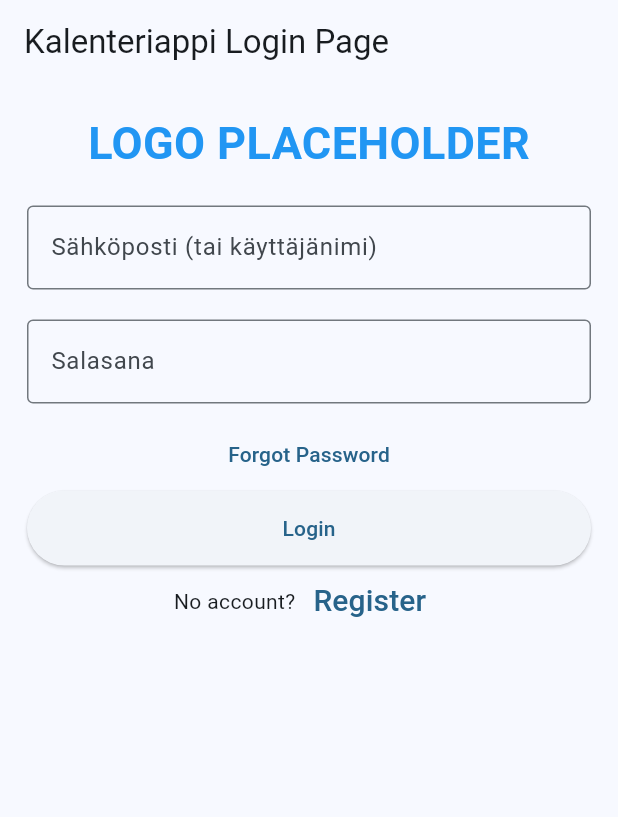
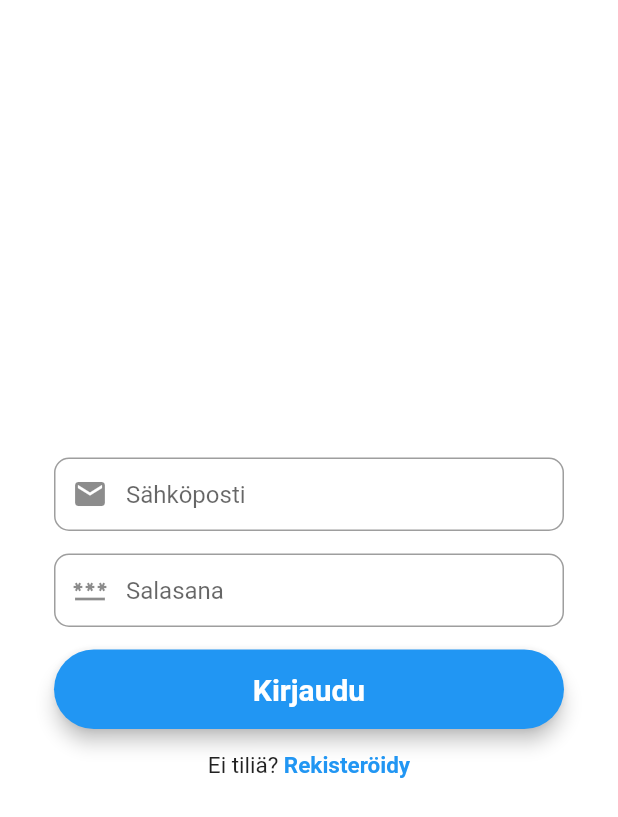
Before and after one commit to Jrvi/kalenteri, a Flutter app: the screen it shows after launch, after a tap on "testi", on a phone screen of 412 x 824 dp. Shown: the top 817 px of the screen. Run offline on Flutter 3.47's test engine with Material 2 defaults, Android fonts, the phone set to English and light mode, and no system bars; our stand-ins replace firebase_auth, firebase_core; accounts and stored records are empty; network calls fail.

Commit message:
Uusi login page ja backend. Rekisteröinti WIP.

```diff
--- a/app/lib/main.dart
+++ b/app/lib/main.dart
@@ -1,7 +1,6 @@
 import 'package:app/pages/main_page.dart';
 import 'package:app/utils/router.dart';
 import 'package:firebase_core/firebase_core.dart';
-import 'package:app/pages/login.dart';
 import 'package:app/pages/profile.dart';
 import 'package:flutter/material.dart';
 import 'package:intl/date_symbol_data_local.dart';
@@ -10,10 +9,12 @@ import 'firebase_options.dart';
 /// Kalenteri apin main tiedosto
 /// Käsittelee apin käynnistyksen ja navigoinnin
 Future<void> main() async {
-  runApp(const MyApp());
+  WidgetsFlutterBinding.ensureInitialized();
   await Firebase.initializeApp(
+    name: 'Kalenteri_testi',
     options: DefaultFirebaseOptions.currentPlatform,
   );
+  runApp(const MyApp());
 }
 
 /// Apin pääluokka
--- a/app/lib/pages/login.dart
+++ b/app/lib/pages/login.dart
@@ -1,115 +1,211 @@
+import 'package:firebase_auth/firebase_auth.dart';
 import 'package:flutter/material.dart';
-import 'package:app/utils/router.dart';
 
-void main() {
-  runApp(const LoginPage());
+class LoginScreen extends StatefulWidget {
+  const LoginScreen({super.key});
+
+  @override
+  State<LoginScreen> createState() => _LoginScreenState();
 }
 
-class LoginPage extends StatelessWidget {
-  const LoginPage({super.key});
+class _LoginScreenState extends State<LoginScreen> {
+  final _formKey = GlobalKey<FormState>();
 
-  static const String _title = 'Login Page =)';
+  // Kontrollerit
+  final TextEditingController sahkoPostiController = TextEditingController();
+  final TextEditingController salasanaController = TextEditingController();
 
-  // This widget is the root of your application.
-  @override
-  Widget build(BuildContext context) {
-    return MaterialApp(
-        title: 'Flutter Demo',
-        onGenerateRoute: RouteGenerator.generateRoute,
-        theme: ThemeData(
-          useMaterial3: true,
-          colorScheme: ColorScheme.fromSeed(seedColor: Colors.lightBlue),
-        ),
-        home: Scaffold(
-          appBar: AppBar(title: const Text('Kalenteriappi Login Page')),
-          body: const MyStatefulWidget(
-            title: _title,
-          ),
-        ));
-  }
-}
+  // Firebase
+  final _auth = FirebaseAuth.instance;
 
-class MyStatefulWidget extends StatefulWidget {
-  const MyStatefulWidget({super.key, required this.title});
-
-  final String title;
-
-  @override
-  State<MyStatefulWidget> createState() => _MyStatefulWidget();
-}
-
-class _MyStatefulWidget extends State<MyStatefulWidget> {
-  TextEditingController postiController = TextEditingController();
-  TextEditingController salasanaController = TextEditingController();
+  // Error viesti
+  String? errorMessage;
 
   @override
   Widget build(BuildContext context) {
-    return Padding(
-        padding: const EdgeInsets.all(8.0),
-        child: ListView(
-          children: <Widget>[
-            Container(
-                alignment: Alignment.center,
-                padding: const EdgeInsets.all(10),
-                child: const Text(
-                  'LOGO PLACEHOLDER',
-                  style: TextStyle(
-                      color:
-                          Colors.blue, // Teema vois olla kätevä saada toimimaan
-                      // color: Theme.of(context).colorScheme.primaryContainer,
-                      fontWeight: FontWeight.bold,
-                      fontSize: 30),
-                )),
-            Container(
-              padding: const EdgeInsets.all(10),
-              child: TextField(
-                controller: postiController,
-                decoration: const InputDecoration(
-                  border: OutlineInputBorder(),
-                  labelText: 'Sähköposti (tai käyttäjänimi)',
+    // Sähköpostikenttä
+    final sahkoPostiKentta = TextFormField(
+      autofocus: false,
+      controller: sahkoPostiController,
+      keyboardType: TextInputType.emailAddress,
+      validator: (value) {
+        if (value!.isEmpty) {
+          return ('Anna sähköpostiosoite');
+        }
+
+        // Tarkastetaan sähköpostiosoite. Saa muuttaa, jos tietään paremman tavan :D
+        // Tässä versiossa tarkastetaan osoite outojen merkkien varalta
+        if (!RegExp('^[a-zA-Z0-9+_.-]+@[a-zA-Z0-9.-]+.[a-z]').hasMatch(value)) {
+          return ('Anna oikeanlainen sähköpostiosoite');
+        }
+        return null;
+      },
+      onSaved: (value) {
+        sahkoPostiController.text = value!;
+      },
+      // Mitä tapahtuu kun painaa näppäimistön oikeasta alakulmasta (se OK/Next/Enter -näppäin)
+      textInputAction: TextInputAction.next,
+
+      // Muotoilua
+      decoration: InputDecoration(
+          prefixIcon: Icon(Icons.email),
+          contentPadding: EdgeInsets.fromLTRB(20, 15, 20, 15),
+          hintText: 'Sähköposti',
+          border: OutlineInputBorder(
+            borderRadius: BorderRadius.circular(10),
+          )),
+    );
+
+    // Salasanakenttä
+    final salasanaKentta = TextFormField(
+      autofocus: false,
+      controller: salasanaController,
+      obscureText: true, // Piilotetaan salasana
+      validator: (value) {
+        RegExp regex = new RegExp(r'^.{8,}$');
+        if (value!.isEmpty) {
+          return ('Anna salasana');
+        }
+        if (!regex.hasMatch((value))) {
+          return ('Salsanassa oltava vähintään 8 merkkiä');
+        }
+      },
+      onSaved: (value) {
+        salasanaController.text = value!;
+      },
+      // Mitä tapahtuu kun painaa näppäimistön oikeasta alakulmasta (se OK/Next/Enter -näppäin)
+      textInputAction: TextInputAction.done,
+
+      // Muotoilua
+      decoration: InputDecoration(
+          prefixIcon: Icon(Icons.password),
+          contentPadding: EdgeInsets.fromLTRB(20, 15, 20, 15),
+          hintText: 'Salasana',
+          border: OutlineInputBorder(
+            borderRadius: BorderRadius.circular(10),
+          )),
+    );
+
+    // Login -nappi
+    final loginButton = Material(
+      elevation: 5,
+      borderRadius: BorderRadius.circular(30),
+      color: Colors.blue,
+      child: MaterialButton(
+        padding: EdgeInsets.fromLTRB(20, 15, 20, 15),
+        minWidth: MediaQuery.of(context).size.width,
+        onPressed: () {
+          // Navigator.of(context).pushNamed('/main', arguments: 'main');
+          signIn(sahkoPostiController.text, salasanaController.text);
+        },
+        child: Text(
+          'Kirjaudu',
+          textAlign: TextAlign.center,
+          style: TextStyle(
+              fontSize: 20, color: Colors.white, fontWeight: FontWeight.bold),
+        ),
+      ),
+    );
+
+    // Rekisteröidy -teksti
+    final rekisterointi = Row(
+      mainAxisAlignment: MainAxisAlignment.center,
+      children: <Widget>[
+        Text(
+          'Ei tiliä? ',
+          style: TextStyle(fontSize: 15),
+        ),
+        GestureDetector(
+          onTap: () {
+            Navigator.of(context)
+                .pushNamed('/rekisterointi', arguments: 'rekisterointi');
+          },
+          child: Text(
+            'Rekisteröidy',
+            style: TextStyle(
+                fontWeight: FontWeight.bold, fontSize: 15, color: Colors.blue),
+          ),
+        )
+      ],
+    );
+
+    return Scaffold(
+      backgroundColor: Colors.white,
+      body: Center(
+        child: SingleChildScrollView(
+          child: Container(
+            color: Colors.white,
+            child: Padding(
+              padding: const EdgeInsets.all(36.0),
+              child: Form(
+                key: _formKey,
+                child: Column(
+                  mainAxisAlignment: MainAxisAlignment.center,
+                  crossAxisAlignment: CrossAxisAlignment.center,
+                  children: <Widget>[
+                    // TODO: Logo =)
+                    // SizedBox(
+                    //   height: 200,
+                    //   child: Image.asset('polku/kuvan/sijaintiin.png',
+                    //   fit: BoxFit.contain,),
+                    // ),
+                    //SizedBox(height: 15),
+                    sahkoPostiKentta,
+                    SizedBox(height: 15),
+                    salasanaKentta,
+                    SizedBox(height: 15),
+                    loginButton,
+                    SizedBox(height: 15),
+                    rekisterointi,
+                  ],
                 ),
               ),
             ),
-            Container(
-              padding: const EdgeInsets.all(10),
-              child: TextField(
-                controller: salasanaController,
-                decoration: const InputDecoration(
-                  border: OutlineInputBorder(),
-                  labelText: 'Salasana',
-                ),
-              ),
-            ),
-            TextButton(
-              onPressed: () {
-                //forgot password screen
-              },
-              child: const Text(
-                'Forgot Password',
-              ),
-            ),
-            Container(
-                height: 50,
-                padding: const EdgeInsets.fromLTRB(10, 0, 10, 0),
-                child: ElevatedButton(
-                  child: const Text('Login'),
-                  onPressed: () {
-                    Navigator.of(context).pushNamed('/main', arguments: 'main');
-                  },
-                )),
-            Row(
-              mainAxisAlignment: MainAxisAlignment.center,
-              children: <Widget>[
-                const Text('No account?'),
-                TextButton(
-                    onPressed: () {},
-                    child: const Text(
-                      'Register',
-                      style: TextStyle(fontSize: 20),
-                    ))
-              ],
-            )
-          ],
-        ));
+          ),
+        ),
+      ),
+    );
+  }
+
+  // Kirjautuminen
+  void signIn(String sahkoposti, String salasana) async {
+    if (_formKey.currentState!.validate()) {
+      try {
+        await _auth
+            .signInWithEmailAndPassword(email: sahkoposti, password: salasana)
+            .then((uid) => {
+                  Navigator.of(context).pushNamed('/main', arguments: 'main'),
+                });
+      } on FirebaseAuthException catch (e) {
+        switch (e.message) {
+          case "invalid-email":
+            errorMessage = "Your email address appears to be malformed.";
+            break;
+          case "wrong-password":
+            errorMessage = "Your password is wrong.";
+            break;
+          case "user-not-found":
+            errorMessage = "User with this email doesn't exist.";
+            break;
+          case "user-disabled":
+            errorMessage = "User with this email has been disabled.";
+            break;
+          case "too-many-requests":
+            errorMessage = "Too many requests";
+            break;
+          case "operation-not-allowed":
+            errorMessage = "Signing in with Email and Password is not enabled.";
+            break;
+          default:
+            errorMessage = "An undefined Error happened.";
+          // e.message voi olla mallia:
+          // "There is no user record corresponding to this identifier. The user may have been deleted."
+          // Eli ylempi try...catch lause voi olla turha -> TODO: Tarkista onko välttämätön
+          // print(e.message);
+        }
+        final error = SnackBar(content: Text(errorMessage!));
+        ScaffoldMessenger.of(context).showSnackBar(error);
+      }
+    }
   }
 }
--- a/app/lib/utils/router.dart
+++ b/app/lib/utils/router.dart
@@ -2,6 +2,7 @@ import 'package:app/pages/login.dart';
 import 'package:app/pages/main_page.dart';
 import 'package:app/pages/edit_profile.dart';
 import 'package:app/pages/profile.dart';
+import 'package:app/pages/rekisterointi.dart';
 import 'package:flutter/material.dart';
 import 'package:app/main.dart';
 
@@ -11,7 +12,7 @@ class RouteGenerator {
 
     switch (settings.name) {
       case '/':
-        return MaterialPageRoute(builder: (_) => LoginPage());
+        return MaterialPageRoute(builder: (_) => MyApp());
       case '/main':
         if (args is String) {
           return MaterialPageRoute(
@@ -22,7 +23,14 @@ class RouteGenerator {
       case '/login':
         if (args is String) {
           return MaterialPageRoute(
-            builder: (_) => LoginPage(),
+            builder: (_) => LoginScreen(),
+          );
+        }
+        return _errorRoute();
+      case '/rekisterointi':
+        if (args is String) {
+          return MaterialPageRoute(
+            builder: (_) => Rekisterointi(),
           );
         }
         return _errorRoute();
--- a/app/pubspec.yaml
+++ b/app/pubspec.yaml
@@ -36,7 +36,7 @@ dependencies:
   # The following adds the Cupertino Icons font to your application.
   # Use with the CupertinoIcons class for iOS style icons.
   cupertino_icons: ^1.0.2
-  firebase_core:
+  firebase_core: ^2.7.0
   firebase_auth:
   google_nav_bar: ^5.0.6
 
```
Also changed, not shown: app/lib/pages/rekisterointi.dart (added, +162 -0 lines), app/pages/login.dart (deleted, +0 -92 lines), app/lib/firebase_options.dart, app/pubspec.lock, 3 other files.
